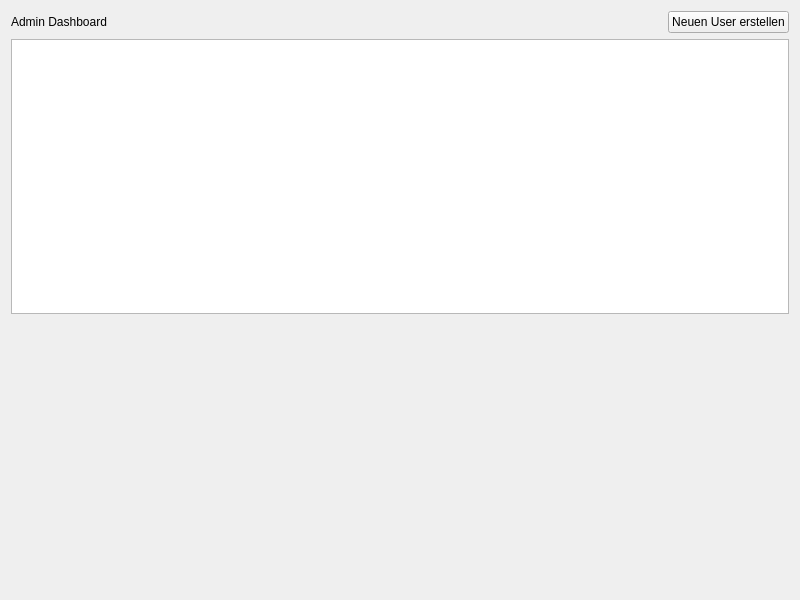
The window that HR_Managment_System_Application/admindashboard.ui (MehmetMertt/twentyONE_HR_System) describes before a commit, drawn with Qt 5.
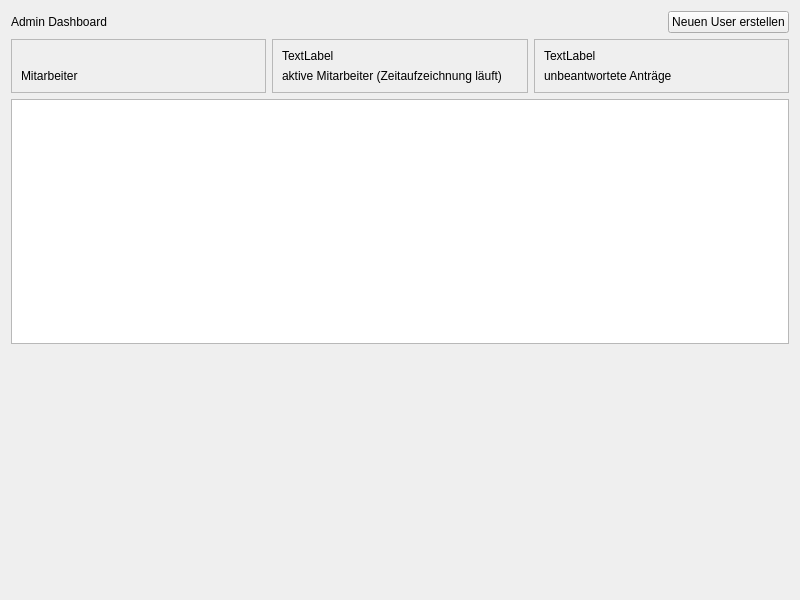
The same window after the commit.

```diff
--- a/HR_Managment_System_Application/admindashboard.ui
+++ b/HR_Managment_System_Application/admindashboard.ui
@@ -17,7 +17,7 @@
    <item>
     <layout class="QHBoxLayout" name="horizontalLayout_2">
      <item>
-      <widget class="QLabel" name="label">
+      <widget class="QLabel" name="header">
        <property name="text">
         <string>Admin Dashboard</string>
        </property>
@@ -45,6 +45,88 @@
      </item>
     </layout>
    </item>
+   <item>
+    <layout class="QHBoxLayout" name="horizontalLayout">
+     <item>
+      <widget class="QFrame" name="frame">
+       <property name="frameShape">
+        <enum>QFrame::StyledPanel</enum>
+       </property>
+       <property name="frameShadow">
+        <enum>QFrame::Raised</enum>
+       </property>
+       <layout class="QVBoxLayout" name="verticalLayout_2">
+        <item>
+         <widget class="QLabel" name="employee_count_label">
+          <property name="text">
+           <string/>
+          </property>
+         </widget>
+        </item>
+        <item>
+         <widget class="QLabel" name="label">
+          <property name="text">
+           <string>Mitarbeiter</string>
+          </property>
+         </widget>
+        </item>
+       </layout>
+      </widget>
+     </item>
+     <item>
+      <widget class="QFrame" name="frame_2">
+       <property name="frameShape">
+        <enum>QFrame::StyledPanel</enum>
+       </property>
+       <property name="frameShadow">
+        <enum>QFrame::Raised</enum>
+       </property>
+       <layout class="QVBoxLayout" name="verticalLayout_4">
+        <item>
+         <widget class="QLabel" name="active_employee_count_label">
+          <property name="text">
+           <string>TextLabel</string>
+          </property>
+         </widget>
+        </item>
+        <item>
+         <widget class="QLabel" name="label_4">
+          <property name="text">
+           <string>aktive Mitarbeiter (Zeitaufzeichnung läuft)</string>
+          </property>
+         </widget>
+        </item>
+       </layout>
+      </widget>
+     </item>
+     <item>
+      <widget class="QFrame" name="frame_3">
+       <property name="frameShape">
+        <enum>QFrame::StyledPanel</enum>
+       </property>
+       <property name="frameShadow">
+        <enum>QFrame::Raised</enum>
+       </property>
+       <layout class="QVBoxLayout" name="verticalLayout_3">
+        <item>
+         <widget class="QLabel" name="unread_requests_count_label">
+          <property name="text">
+           <string>TextLabel</string>
+          </property>
+         </widget>
+        </item>
+        <item>
+         <widget class="QLabel" name="label_6">
+          <property name="text">
+           <string>unbeantwortete Anträge</string>
+          </property>
+         </widget>
+        </item>
+       </layout>
+      </widget>
+     </item>
+    </layout>
+   </item>
    <item>
     <widget class="QListWidget" name="employee_list"/>
    </item>
```
